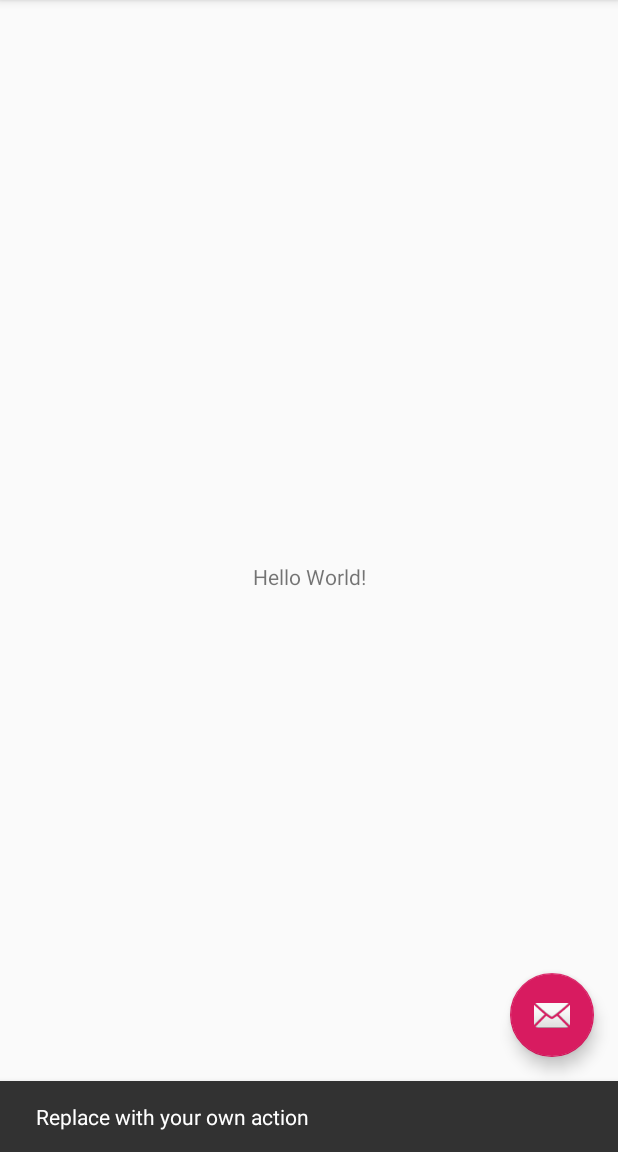
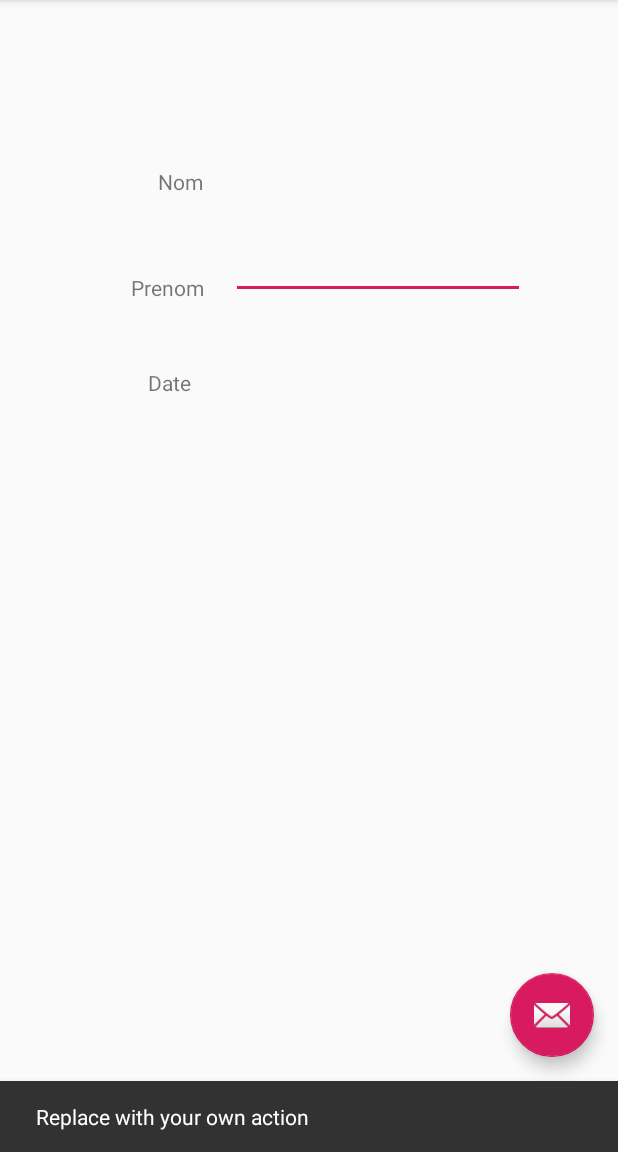
Before and after one commit to thomasguessant35/MathieuEtThomasMMM, an Android app: the screen it shows after launch (MainActivity), after a tap on an icon or button, on a phone screen of 412 x 824 dp, the part 84-1236 px from its top. Run offline under Robolectric (Android 15) with nearby library versions, the phone set to English and light mode, and no system bars.

Commit message:
Nom Prenom date

```diff
--- a/app/src/main/res/layout/content_main.xml
+++ b/app/src/main/res/layout/content_main.xml
@@ -9,12 +9,60 @@
     tools:showIn="@layout/activity_main">
 
     <TextView
+        android:id="@+id/textView2"
         android:layout_width="wrap_content"
         android:layout_height="wrap_content"
-        android:text="Hello World!"
+        android:text="Nom"
         app:layout_constraintBottom_toBottomOf="parent"
+        app:layout_constraintHorizontal_bias="0.275"
         app:layout_constraintLeft_toLeftOf="parent"
         app:layout_constraintRight_toRightOf="parent"
-        app:layout_constraintTop_toTopOf="parent" />
+        app:layout_constraintTop_toTopOf="parent"
+        app:layout_constraintVertical_bias="0.149" />
+
+    <TextView
+        android:id="@+id/textView"
+        android:layout_width="wrap_content"
+        android:layout_height="wrap_content"
+        android:layout_marginStart="86dp"
+        android:layout_marginTop="12dp"
+        android:layout_marginEnd="275dp"
+        android:layout_marginBottom="527dp"
+        android:text="Prenom"
+        app:layout_constraintBottom_toBottomOf="parent"
+        app:layout_constraintEnd_toEndOf="parent"
+        app:layout_constraintStart_toStartOf="parent"
+        app:layout_constraintTop_toBottomOf="@+id/textView2" />
+
+    <TextView
+        android:id="@+id/textView4"
+        android:layout_width="wrap_content"
+        android:layout_height="wrap_content"
+        android:layout_marginStart="83dp"
+        android:layout_marginTop="24dp"
+        android:layout_marginEnd="11dp"
+        android:layout_marginBottom="484dp"
+        android:text="Date"
+        app:layout_constraintBottom_toBottomOf="parent"
+        app:layout_constraintEnd_toStartOf="@+id/editText"
+        app:layout_constraintStart_toStartOf="parent"
+        app:layout_constraintTop_toBottomOf="@+id/textView" />
+
+    <EditText
+        android:id="@+id/editText"
+        android:layout_width="196dp"
+        android:layout_height="38dp"
+        android:layout_marginStart="136dp"
+        android:layout_marginTop="161dp"
+        android:layout_marginEnd="62dp"
+        android:layout_marginBottom="469dp"
+        android:ems="10"
+        android:inputType="date"
+        app:layout_constraintBottom_toBottomOf="parent"
+        app:layout_constraintEnd_toEndOf="parent"
+        app:layout_constraintHorizontal_bias="1.0"
+        app:layout_constraintStart_toStartOf="parent"
+        app:layout_constraintTop_toTopOf="parent"
+        app:layout_constraintVertical_bias="0.0" />
 
 </androidx.constraintlayout.widget.ConstraintLayout>
```
